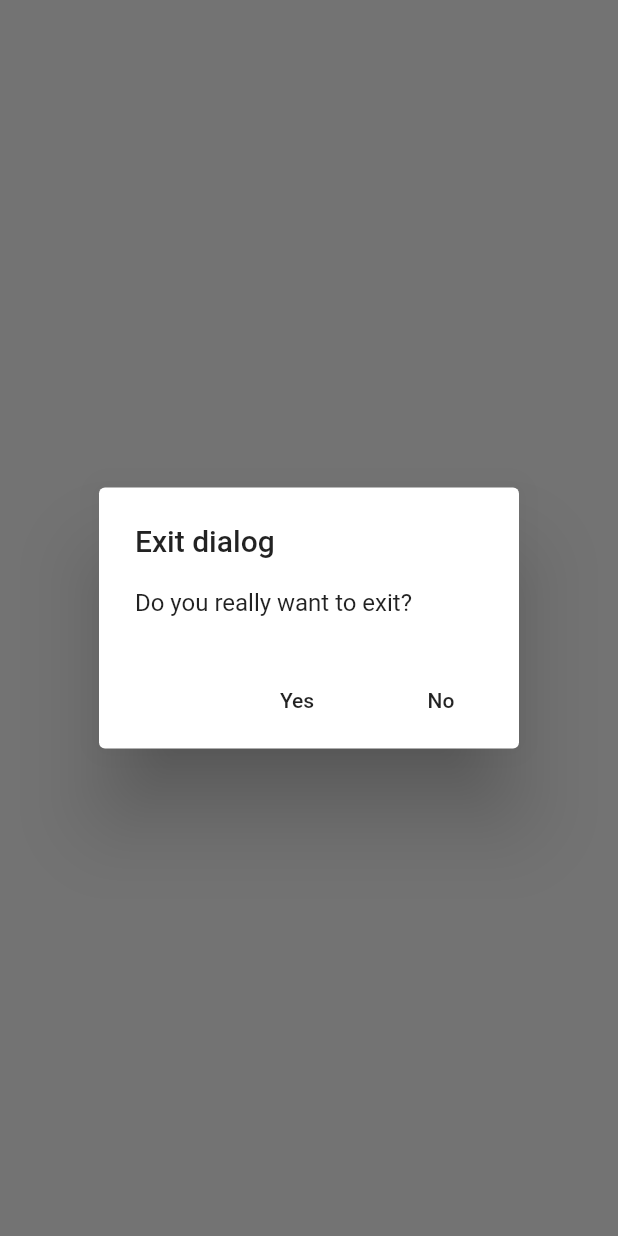
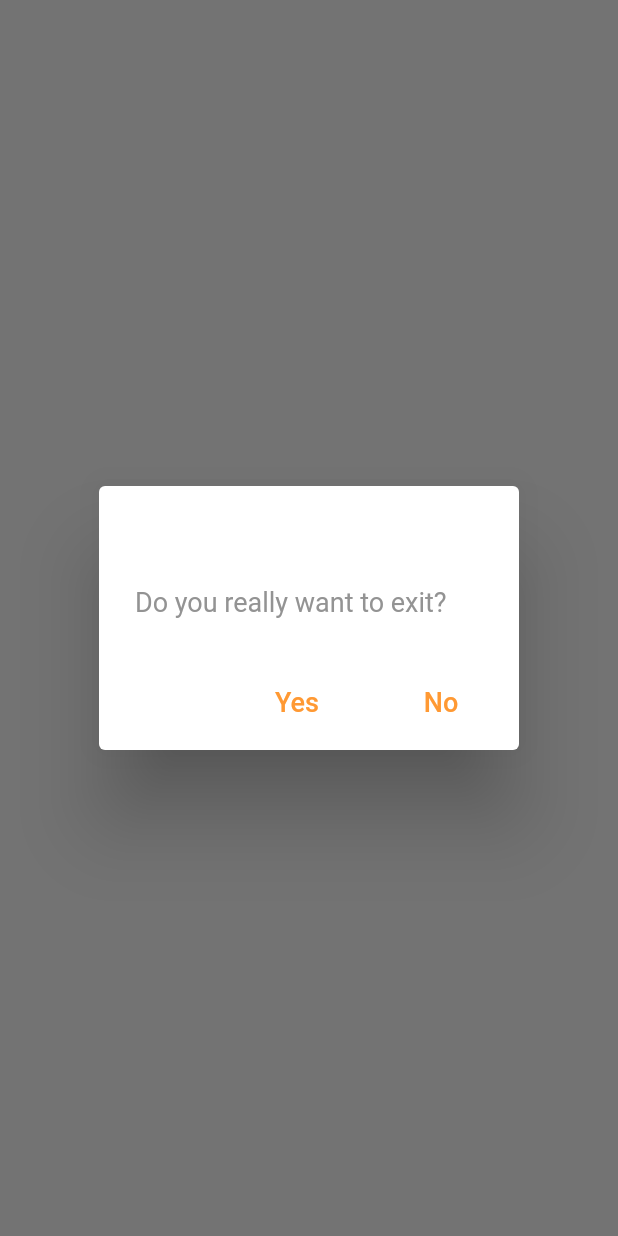
Before and after one commit to Ethirallan/ApexStatsHub-Mobile-App, a Flutter app: what onExitDialog() shows on an empty page, opened directly, on a phone screen of 412 x 824 dp. Run offline on Flutter 3.47's test engine with Material 2 defaults, Android fonts, the phone set to English and light mode, and no system bars; our stand-ins replace percent_indicator; missing offline and left inert: async_resource, groovin_widgets; network calls fail.

Commit message:
beta ready

```diff
--- a/lib/custom_widgets.dart
+++ b/lib/custom_widgets.dart
@@ -1,5 +1,6 @@
 import 'package:flutter/material.dart';
 import 'dart:io';
+import 'package:apex_stats_hub/my_colors.dart';
 
 Widget textNormal(String text, Color color, double size, {TextAlign textAlign}) {
   return Text(
@@ -43,23 +44,28 @@ Future<bool> onExitDialog(BuildContext context) {
   return showDialog(
     context: context,
     builder: (BuildContext context) {
-      return AlertDialog(
-        title: Text("Exit dialog"),
-        content: Text("Do you really want to exit?"),
+      return Theme(
+        data: Theme.of(context).copyWith(
+          dialogBackgroundColor: MyColors.grey,
+        ),
+        child: AlertDialog(
+          title: Text("Exit dialog", style: TextStyle(color: Colors.white, fontSize: 20),),
+          content: Text("Do you really want to exit?", style: TextStyle(color: MyColors.lightGrey, fontSize: 18),),
           actions: <Widget>[
             FlatButton(
-            child: Text("Yes"),
+              child: Text("Yes", style: TextStyle(color: MyColors.orange, fontSize: 18),),
               onPressed: () {
                 exit(0);
               },
             ),
             FlatButton(
-            child: Text("No"),
+              child: Text("No", style: TextStyle(color: MyColors.orange, fontSize: 18),),
               onPressed: () {
                 Navigator.pop(context);
               },
             ),
           ],
+        ),
       );
     },
   ) ?? false;
@@ -72,9 +78,16 @@ void loadingDialog(BuildContext context) {
     builder: (BuildContext context) {
       return WillPopScope(
         onWillPop: () async => false,
+        child: Theme(
+          data: Theme.of(context).copyWith(
+            dialogBackgroundColor: MyColors.grey,
+            accentColor: MyColors.orange,
+          ),
           child: AlertDialog(
-          title: Text("Loading ..."),
-          content: Row(
+            title: Text("Loading ...", style: TextStyle(color: Colors.white, fontSize: 20), textAlign: TextAlign.center,),
+            content: Padding(
+              padding: EdgeInsets.only(top: 20),
+              child: Row(
                 mainAxisSize: MainAxisSize.min,
                 mainAxisAlignment: MainAxisAlignment.center,
                 children: <Widget>[
@@ -82,6 +95,8 @@ void loadingDialog(BuildContext context) {
                 ],
               ),
             ),
+          ),
+        ),
       );
     }
   );
--- a/lib/pages/wiki/wiki.dart
+++ b/lib/pages/wiki/wiki.dart
@@ -19,6 +19,10 @@ class WikiState extends State<Wiki> with AutomaticKeepAliveClientMixin<Wiki> {
     return DefaultTabController(
       length: 2,
       initialIndex: 0,
+      child: WillPopScope(
+        onWillPop: () {
+          onExitDialog(context);
+        },
         child: Scaffold(
           appBar: AppBar(
             iconTheme: new IconThemeData(color: MyColors.lightGrey),
@@ -49,6 +53,7 @@ class WikiState extends State<Wiki> with AutomaticKeepAliveClientMixin<Wiki> {
             ),
           ),
         ),
+      ),
     );
   }
 
--- a/pubspec.yaml
+++ b/pubspec.yaml
@@ -26,7 +26,6 @@ dependencies:
   groovin_widgets: ^1.3.2
   flutter_launcher_icons: "^0.7.0"
   http: ^0.12.0+1
-  youtube_player: ^3.1.1+3
 
 
 dev_dependencies:
```
Also changed, not shown: lib/app.dart (+1 -7 lines), lib/pages/leaderboards/leaderboards.dart (+6 -1 lines), lib/pages/news/news.dart (+6 -1 lines). Lines whose indentation alone changed are shown as unchanged.
